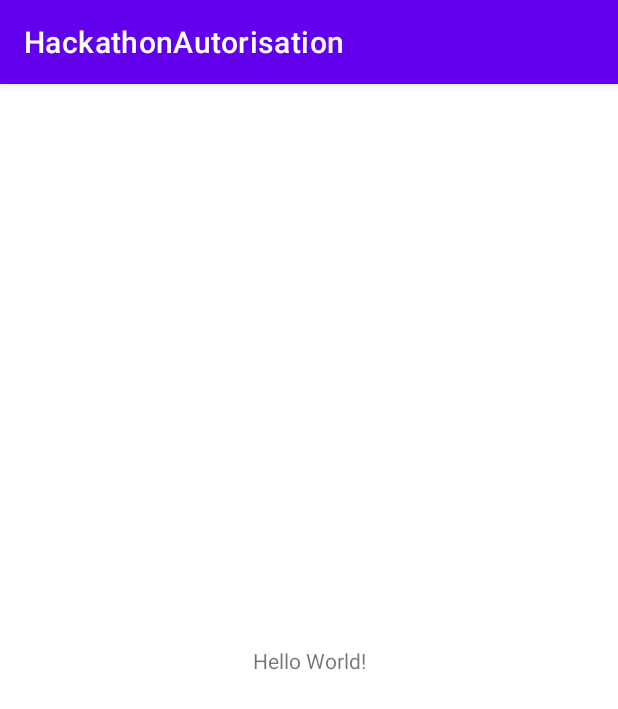
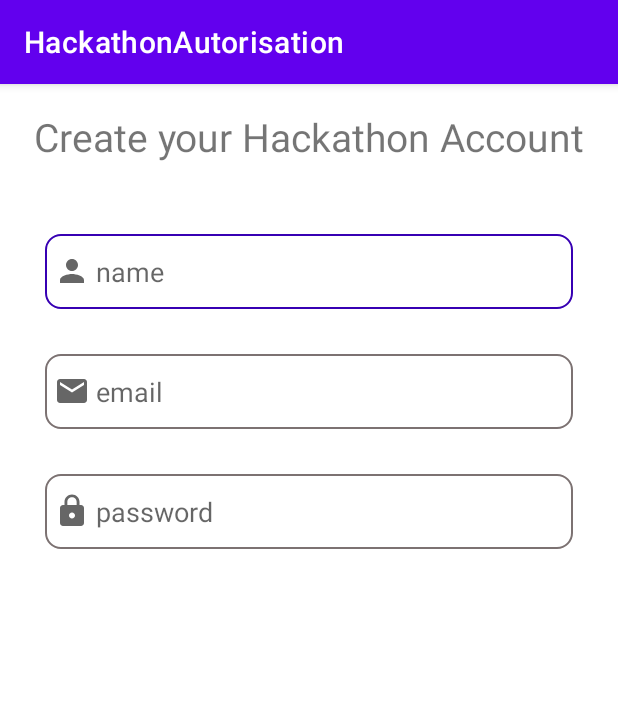
Before and after one commit to AleksandrAlex/HackathonAutorisation, an Android app: the screen it shows after launch (MainActivity), on a phone screen of 412 x 824 dp. Shown: the top 709 px of the screen. Run offline under Robolectric (Android 15) with nearby library versions, the phone set to English and light mode, and no system bars.

Commit message:
added account window and profile window

```diff
--- a/app/build.gradle
+++ b/app/build.gradle
@@ -39,6 +39,7 @@ dependencies {
     implementation 'androidx.appcompat:appcompat:1.2.0'
     implementation 'com.google.android.material:material:1.3.0'
     implementation 'androidx.constraintlayout:constraintlayout:2.0.4'
+    implementation 'androidx.legacy:legacy-support-v4:1.0.0'
     testImplementation 'junit:junit:4.+'
     androidTestImplementation 'androidx.test.ext:junit:1.1.2'
     androidTestImplementation 'androidx.test.espresso:espresso-core:3.3.0'
--- a/app/src/main/java/ru/suslovalex/hackathonautorisation/MainActivity.kt
+++ b/app/src/main/java/ru/suslovalex/hackathonautorisation/MainActivity.kt
@@ -2,10 +2,14 @@ package ru.suslovalex.hackathonautorisation
 
 import androidx.appcompat.app.AppCompatActivity
 import android.os.Bundle
+import ru.suslovalex.hackathonautorisation.ui.AccountCreateFragment
+import ru.suslovalex.hackathonautorisation.ui.ProfileFragment
 
 class MainActivity : AppCompatActivity() {
     override fun onCreate(savedInstanceState: Bundle?) {
         super.onCreate(savedInstanceState)
         setContentView(R.layout.activity_main)
+
+        supportFragmentManager.beginTransaction().replace(R.id.container_layout, AccountCreateFragment()).commit()
     }
 }
--- /dev/null
+++ b/app/src/main/java/ru/suslovalex/hackathonautorisation/ui/AccountCreateFragment.kt
@@ -0,0 +1,9 @@
+package ru.suslovalex.hackathonautorisation.ui
+
+
+import androidx.fragment.app.Fragment
+import ru.suslovalex.hackathonautorisation.R
+
+class AccountCreateFragment : Fragment(R.layout.fragment_account_create) {
+
+}
--- /dev/null
+++ b/app/src/main/res/drawable/edit_text_input.xml
@@ -0,0 +1,23 @@
+<?xml version="1.0" encoding="utf-8"?>
+<selector xmlns:android="http://schemas.android.com/apk/res/android">
+
+    <item android:state_enabled="true" android:state_focused="true">
+        <shape android:shape="rectangle">
+            <solid android:color="@color/white"/>
+            <corners android:radius="10dp"/>
+            <stroke android:color="@color/purple_700"
+                android:width="1dp"/>
+        </shape>
+    </item>
+
+    <item android:state_enabled="true">
+        <shape android:shape="rectangle">
+            <solid android:color="@color/white"/>
+            <corners android:radius="10dp"/>
+            <stroke android:color="@color/gray"
+                android:width="1dp"/>
+        </shape>
+    </item>
+
+
+</selector>
--- /dev/null
+++ b/app/src/main/res/drawable/ic_email.xml
@@ -0,0 +1,10 @@
+<vector xmlns:android="http://schemas.android.com/apk/res/android"
+    android:width="24dp"
+    android:height="24dp"
+    android:viewportWidth="24"
+    android:viewportHeight="24"
+    android:tint="?attr/colorControlNormal">
+  <path
+      android:fillColor="@android:color/white"
+      android:pathData="M20,4L4,4c-1.1,0 -1.99,0.9 -1.99,2L2,18c0,1.1 0.9,2 2,2h16c1.1,0 2,-0.9 2,-2L22,6c0,-1.1 -0.9,-2 -2,-2zM20,8l-8,5 -8,-5L4,6l8,5 8,-5v2z"/>
+</vector>
--- /dev/null
+++ b/app/src/main/res/drawable/ic_email_focused.xml
@@ -0,0 +1,10 @@
+<vector xmlns:android="http://schemas.android.com/apk/res/android"
+    android:width="24dp"
+    android:height="24dp"
+    android:viewportWidth="24"
+    android:viewportHeight="24"
+    android:tint="?attr/colorControlNormal">
+  <path
+      android:fillColor="@color/design_default_color_primary_dark"
+      android:pathData="M20,4L4,4c-1.1,0 -1.99,0.9 -1.99,2L2,18c0,1.1 0.9,2 2,2h16c1.1,0 2,-0.9 2,-2L22,6c0,-1.1 -0.9,-2 -2,-2zM20,8l-8,5 -8,-5L4,6l8,5 8,-5v2z"/>
+</vector>
--- /dev/null
+++ b/app/src/main/res/drawable/ic_lock.xml
@@ -0,0 +1,10 @@
+<vector xmlns:android="http://schemas.android.com/apk/res/android"
+    android:width="24dp"
+    android:height="24dp"
+    android:viewportWidth="24"
+    android:viewportHeight="24"
+    android:tint="?attr/colorControlNormal">
+  <path
+      android:fillColor="@android:color/white"
+      android:pathData="M18,8h-1L17,6c0,-2.76 -2.24,-5 -5,-5S7,3.24 7,6v2L6,8c-1.1,0 -2,0.9 -2,2v10c0,1.1 0.9,2 2,2h12c1.1,0 2,-0.9 2,-2L20,10c0,-1.1 -0.9,-2 -2,-2zM12,17c-1.1,0 -2,-0.9 -2,-2s0.9,-2 2,-2 2,0.9 2,2 -0.9,2 -2,2zM15.1,8L8.9,8L8.9,6c0,-1.71 1.39,-3.1 3.1,-3.1 1.71,0 3.1,1.39 3.1,3.1v2z"/>
+</vector>
--- /dev/null
+++ b/app/src/main/res/drawable/ic_lock_focused.xml
@@ -0,0 +1,10 @@
+<vector xmlns:android="http://schemas.android.com/apk/res/android"
+    android:width="24dp"
+    android:height="24dp"
+    android:viewportWidth="24"
+    android:viewportHeight="24"
+    android:tint="?attr/colorControlNormal">
+  <path
+      android:fillColor="@android:color/holo_blue_dark"
+      android:pathData="M18,8h-1L17,6c0,-2.76 -2.24,-5 -5,-5S7,3.24 7,6v2L6,8c-1.1,0 -2,0.9 -2,2v10c0,1.1 0.9,2 2,2h12c1.1,0 2,-0.9 2,-2L20,10c0,-1.1 -0.9,-2 -2,-2zM12,17c-1.1,0 -2,-0.9 -2,-2s0.9,-2 2,-2 2,0.9 2,2 -0.9,2 -2,2zM15.1,8L8.9,8L8.9,6c0,-1.71 1.39,-3.1 3.1,-3.1 1.71,0 3.1,1.39 3.1,3.1v2z"/>
+</vector>
--- /dev/null
+++ b/app/src/main/res/drawable/ic_person_name.xml
@@ -0,0 +1,10 @@
+<vector xmlns:android="http://schemas.android.com/apk/res/android"
+    android:width="24dp"
+    android:height="24dp"
+    android:viewportWidth="24"
+    android:viewportHeight="24"
+    android:tint="?attr/colorControlNormal">
+  <path
+      android:fillColor="@android:color/white"
+      android:pathData="M12,12c2.21,0 4,-1.79 4,-4s-1.79,-4 -4,-4 -4,1.79 -4,4 1.79,4 4,4zM12,14c-2.67,0 -8,1.34 -8,4v2h16v-2c0,-2.66 -5.33,-4 -8,-4z"/>
+</vector>
--- /dev/null
+++ b/app/src/main/res/drawable/ic_person_name_focused.xml
@@ -0,0 +1,10 @@
+<vector xmlns:android="http://schemas.android.com/apk/res/android"
+    android:width="24dp"
+    android:height="24dp"
+    android:viewportWidth="24"
+    android:viewportHeight="24"
+    android:tint="?attr/colorControlNormal">
+  <path
+      android:fillColor="@color/design_default_color_primary_dark"
+      android:pathData="M12,12c2.21,0 4,-1.79 4,-4s-1.79,-4 -4,-4 -4,1.79 -4,4 1.79,4 4,4zM12,14c-2.67,0 -8,1.34 -8,4v2h16v-2c0,-2.66 -5.33,-4 -8,-4z"/>
+</vector>
--- /dev/null
+++ b/app/src/main/res/drawable/select_email_icon.xml
@@ -0,0 +1,7 @@
+<?xml version="1.0" encoding="utf-8"?>
+<selector xmlns:android="http://schemas.android.com/apk/res/android">
+
+    <item android:state_focused="true" android:drawable="@drawable/ic_email_focused"/>
+
+    <item android:state_focused="false" android:drawable="@drawable/ic_email"/>
+</selector>
--- /dev/null
+++ b/app/src/main/res/drawable/select_name_icon.xml
@@ -0,0 +1,7 @@
+<?xml version="1.0" encoding="utf-8"?>
+<selector xmlns:android="http://schemas.android.com/apk/res/android">
+
+    <item android:state_focused="true" android:drawable="@drawable/ic_person_name_focused"/>
+    <item android:state_focused="false" android:drawable="@drawable/ic_person_name"/>
+
+</selector>
--- /dev/null
+++ b/app/src/main/res/drawable/select_pass_icon.xml
@@ -0,0 +1,7 @@
+<?xml version="1.0" encoding="utf-8"?>
+<selector xmlns:android="http://schemas.android.com/apk/res/android">
+
+    <item android:state_focused="true" android:drawable="@drawable/ic_lock_focused"/>
+    <item android:state_focused="false" android:drawable="@drawable/ic_lock"/>
+
+</selector>
--- a/app/src/main/res/layout/activity_main.xml
+++ b/app/src/main/res/layout/activity_main.xml
@@ -6,13 +6,13 @@
     android:layout_height="match_parent"
     tools:context=".MainActivity">
 
-    <TextView
-        android:layout_width="wrap_content"
-        android:layout_height="wrap_content"
-        android:text="Hello World!"
+    <FrameLayout
+        android:id="@+id/container_layout"
+        android:layout_width="match_parent"
+        android:layout_height="match_parent"
         app:layout_constraintBottom_toBottomOf="parent"
-        app:layout_constraintLeft_toLeftOf="parent"
-        app:layout_constraintRight_toRightOf="parent"
+        app:layout_constraintEnd_toEndOf="parent"
+        app:layout_constraintStart_toStartOf="parent"
         app:layout_constraintTop_toTopOf="parent" />
 
 </androidx.constraintlayout.widget.ConstraintLayout>
--- /dev/null
+++ b/app/src/main/res/layout/fragment_account_create.xml
@@ -0,0 +1,76 @@
+<?xml version="1.0" encoding="utf-8"?>
+<androidx.constraintlayout.widget.ConstraintLayout xmlns:android="http://schemas.android.com/apk/res/android"
+    xmlns:tools="http://schemas.android.com/tools"
+    android:layout_width="match_parent"
+    android:layout_height="match_parent"
+    xmlns:app="http://schemas.android.com/apk/res-auto"
+    tools:context=".ui.AccountCreateFragment">
+
+    <TextView
+        android:id="@+id/txtAccount"
+        android:layout_width="0dp"
+        android:layout_height="70dp"
+        app:layout_constraintTop_toTopOf="parent"
+        app:layout_constraintStart_toStartOf="parent"
+        app:layout_constraintEnd_toEndOf="parent"
+        android:text="Create your Hackathon Account"
+        android:textSize="26sp"
+        android:gravity="center"/>
+
+
+    <EditText
+        android:id="@+id/name_edit"
+        android:drawableStart="@drawable/select_name_icon"
+        android:drawablePadding="4dp"
+        android:layout_width="0dp"
+        android:layout_height="50dp"
+        android:hint="name"
+        android:paddingStart="6dp"
+        android:paddingEnd="6dp"
+        android:layout_marginTop="30dp"
+        android:layout_marginStart="30dp"
+        android:layout_marginEnd="30dp"
+        app:layout_constraintTop_toBottomOf="@id/txtAccount"
+        app:layout_constraintStart_toStartOf="parent"
+        app:layout_constraintEnd_toEndOf="parent"
+        android:background="@drawable/edit_text_input"/>
+
+    <EditText
+        android:id="@+id/email_edit"
+        android:drawableStart="@drawable/select_email_icon"
+        android:drawablePadding="4dp"
+        android:layout_width="0dp"
+        android:layout_height="50dp"
+        android:hint="email"
+        android:inputType="textEmailAddress"
+        android:paddingStart="6dp"
+        android:paddingEnd="6dp"
+        android:layout_marginTop="30dp"
+        android:layout_marginStart="30dp"
+        android:layout_marginEnd="30dp"
+        app:layout_constraintTop_toBottomOf="@id/name_edit"
+        app:layout_constraintStart_toStartOf="parent"
+        app:layout_constraintEnd_toEndOf="parent"
+        android:background="@drawable/edit_text_input"/>
+
+    <EditText
+        android:id="@+id/pass_edit"
+        android:drawablePadding="4dp"
+        android:drawableStart="@drawable/select_pass_icon"
+        android:layout_width="0dp"
+        android:layout_height="50dp"
+        android:hint="password"
+        android:inputType="textPassword"
+        android:paddingStart="6dp"
+        android:paddingEnd="6dp"
+        android:layout_marginTop="30dp"
+        android:layout_marginStart="30dp"
+        android:layout_marginEnd="30dp"
+        app:layout_constraintTop_toBottomOf="@id/email_edit"
+        app:layout_constraintStart_toStartOf="parent"
+        app:layout_constraintEnd_toEndOf="parent"
+        android:background="@drawable/edit_text_input"/>
+
+
+
+</androidx.constraintlayout.widget.ConstraintLayout>
--- a/app/src/main/res/values/colors.xml
+++ b/app/src/main/res/values/colors.xml
@@ -7,4 +7,5 @@
     <color name="teal_700">#FF018786</color>
     <color name="black">#FF000000</color>
     <color name="white">#FFFFFFFF</color>
+    <color name="gray">#7C7272</color>
 </resources>
--- a/app/src/main/res/values/strings.xml
+++ b/app/src/main/res/values/strings.xml
@@ -1,3 +1,5 @@
 <resources>
     <string name="app_name">HackathonAutorisation</string>
+
+    <string name="hello_blank_fragment">Hello blank fragment</string>
 </resources>
```
Also changed, not shown: app/src/main/java/ru/suslovalex/hackathonautorisation/ui/ProfileFragment.kt (added, +14 -0 lines), app/src/main/res/drawable/ic_empty_photo.xml (added, +10 -0 lines), app/src/main/res/layout/fragment_profile.xml (added, +150 -0 lines).
